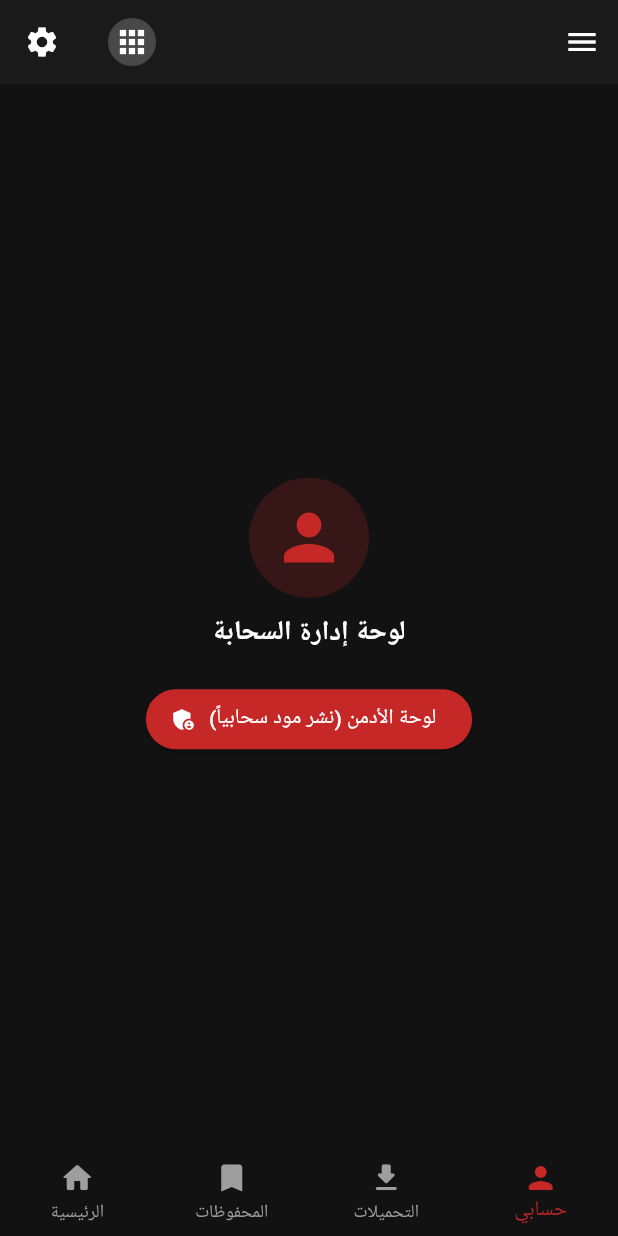
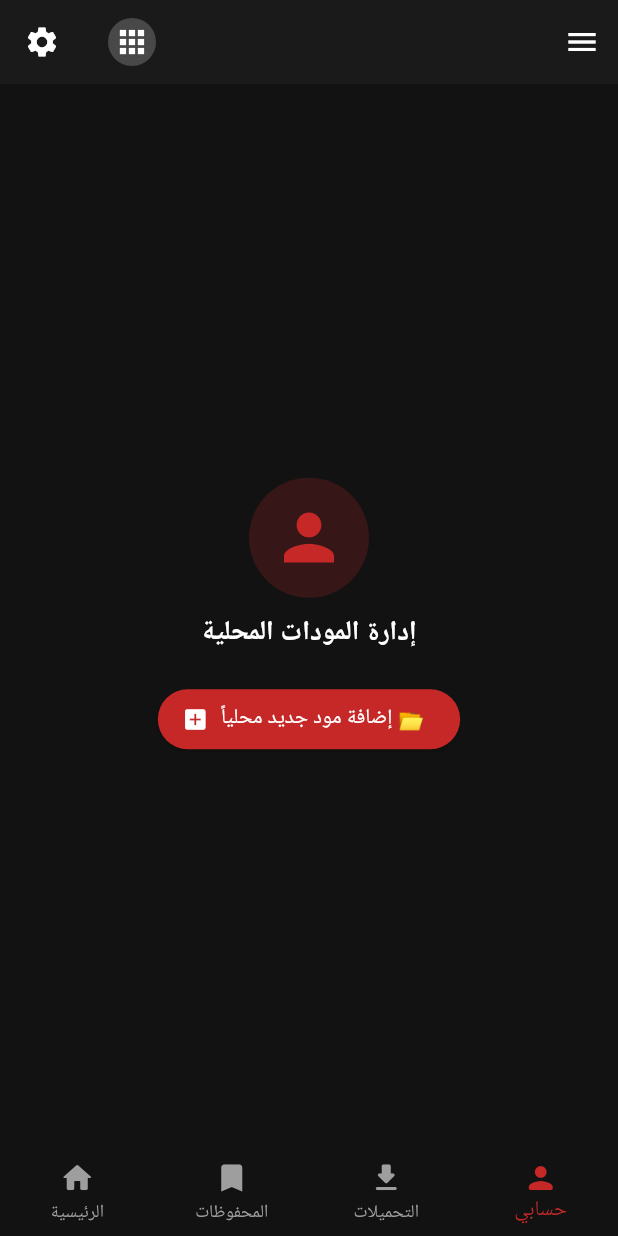
Before and after one commit to twkt7538-arch/KIM-ADDONS52, a Flutter app: the screen it shows after launch, item 4 of the bottom bar chosen, on a phone screen of 412 x 824 dp. Run offline on Flutter 3.47's test engine with Material 3 defaults, Android fonts, the phone set to English and light mode, and no system bars; our stand-ins replace shared_preferences; statements that could not run were skipped.

Commit message:
التحول إلى النظام المحلي الكامل

```diff
--- a/lib/main.dart
+++ b/lib/main.dart
@@ -1,6 +1,6 @@
 import 'package:flutter/material.dart';
-import 'package:firebase_core/firebase_core.dart';
-import 'package:cloud_firestore/cloud_firestore.dart';
+import 'package:shared_preferences/shared_preferences.dart';
+import 'dart:convert';
 
 void main() {
   WidgetsFlutterBinding.ensureInitialized();
@@ -12,6 +12,7 @@ class AddonModel {
   final String title;
   final String category;
   final String description;
+  final String imageUrl;
   final String downloadLink;
 
   AddonModel({
@@ -19,19 +20,27 @@ class AddonModel {
     required this.title,
     required this.category,
     required this.description,
+    required this.imageUrl,
     required this.downloadLink,
   });
 
-  factory AddonModel.fromDoc(DocumentSnapshot doc) {
-    final data = doc.data() as Map<String, dynamic>;
-    return AddonModel(
-      id: doc.id,
-      title: data['title'] ?? '',
-      category: data['category'] ?? 'عام',
-      description: data['description'] ?? '',
-      downloadLink: data['downloadLink'] ?? '',
+  Map<String, dynamic> toJson() => {
+        'id': id,
+        'title': title,
+        'category': category,
+        'description': description,
+        'imageUrl': imageUrl,
+        'downloadLink': downloadLink,
+      };
+
+  factory AddonModel.fromJson(Map<String, dynamic> json) => AddonModel(
+        id: json['id'] ?? '',
+        title: json['title'] ?? '',
+        category: json['category'] ?? 'عام',
+        description: json['description'] ?? '',
+        imageUrl: json['imageUrl'] ?? '',
+        downloadLink: json['downloadLink'] ?? '',
       );
-  }
 }
 
 class KimAddonsApp extends StatefulWidget {
@@ -46,29 +55,6 @@ class _KimAddonsAppState extends State<KimAddonsApp> {
   bool notificationsEnabled = true;
   Color primaryThemeColor = const Color(0xFFC62828);
   String currentLanguage = 'العربية';
-  bool _initialized = false;
-  bool _error = false;
-
-  @override
-  void initState() {
-    super.initState();
-    _initializeFirebase();
-  }
-
-  void _initializeFirebase() async {
-    try {
-      await Firebase.initializeApp();
-      setState(() {
-        _initialized = true;
-      });
-    } catch (e) {
-      debugPrint("Firebase init error: $e");
-      setState(() {
-        _error = true;
-        _initialized = true; // نفتح التطبيق حتى لو حدث خطأ لكي لا تبقى الشاشة رمادية
-      });
-    }
-  }
 
   void toggleTheme() => setState(() => isDarkMode = !isDarkMode);
   void toggleNotifications() => setState(() => notificationsEnabled = !notificationsEnabled);
@@ -89,13 +75,7 @@ class _KimAddonsAppState extends State<KimAddonsApp> {
             : ColorScheme.light(primary: primaryThemeColor),
         fontFamily: 'Roboto',
       ),
-      home: !_initialized
-          ? Scaffold(
-              body: Center(
-                child: CircularProgressIndicator(color: primaryThemeColor),
-              ),
-            )
-          : MainNavigationScreen(
+      home: MainNavigationScreen(
         isDarkMode: isDarkMode,
         notificationsEnabled: notificationsEnabled,
         primaryColor: primaryThemeColor,
@@ -139,37 +119,76 @@ class _MainNavigationScreenState extends State<MainNavigationScreen> {
   int _currentIndex = 0;
   String searchQuery = "";
   final GlobalKey<ScaffoldState> _scaffoldKey = GlobalKey<ScaffoldState>();
+  List<AddonModel> localAddons = [];
 
-  Widget _buildCloudAddonsList() {
-    return StreamBuilder<QuerySnapshot>(
-      stream: FirebaseFirestore.instance.collection('addons').snapshots(),
-      builder: (context, snapshot) {
-        if (snapshot.hasError) {
-          return Center(child: Text('خطأ في جلب البيانات: ${snapshot.error}'));
-        }
-        if (snapshot.connectionState == ConnectionState.waiting) {
-          return const Center(child: CircularProgressIndicator());
+  @override
+  void initState() {
+    super.initState();
+    _loadAddons();
   }
 
-        final docs = snapshot.data?.docs ?? [];
-        List<AddonModel> addons = docs.map((doc) => AddonModel.fromDoc(doc)).toList();
+  Future<void> _loadAddons() async {
+    final prefs = await SharedPreferences.getInstance();
+    final String? addonsString = prefs.getString('local_addons');
+    if (addonsString != null) {
+      final List decoded = jsonDecode(addonsString);
+      setState(() {
+        localAddons = decoded.map((e) => AddonModel.fromJson(e)).toList();
+      });
+    }
+  }
 
-        final filtered = addons.where((e) => e.title.toLowerCase().contains(searchQuery.toLowerCase())).toList();
+  Future<void> _saveAddons() async {
+    final prefs = await SharedPreferences.getInstance();
+    final String encoded = jsonEncode(localAddons.map((e) => e.toJson()).toList());
+    await prefs.setString('local_addons', encoded);
+  }
 
-        if (filtered.isEmpty) {
-          return const Center(
+  void _add这位NewAddon(AddonModel addon) {
+    setState(() {
+      localAddons.add(addon);
+    });
+    _saveAddons();
+  }
+
+  @override
+  Widget build(BuildContext context) {
+    final filteredAddons = localAddons
+        .where((e) => e.title.toLowerCase().contains(searchQuery.toLowerCase()))
+        .toList();
+
+    final List<Widget> pages = [
+      Column(
+        children: [
+          Container(
+            margin: const EdgeInsets.all(12),
+            padding: const EdgeInsets.symmetric(horizontal: 16),
+            decoration: BoxDecoration(
+              color: widget.isDarkMode ? const Color(0xFF1E1E1E) : Colors.white,
+              borderRadius: BorderRadius.circular(18),
+            ),
+            child: TextField(
+              onChanged: (val) => setState(() => searchQuery = val),
+              decoration: InputDecoration(
+                hintText: 'ابحث عن المودات والخرائط المحلية...',
+                prefixIcon: Icon(Icons.search, color: widget.primaryColor),
+                border: InputBorder.none,
+              ),
+            ),
+          ),
+          Expanded(
+            child: filteredAddons.isEmpty
+                ? const Center(
                     child: Text(
-              'لا توجد مودات حالياً.\nأضف موداً جديداً من لوحة الأدمن!',
+                      'لا توجد مودات محلية حالياً.\nأضف موداً جديداً من خيار "حسابي"!',
                       textAlign: TextAlign.center,
                       style: TextStyle(fontSize: 16, color: Colors.grey),
                     ),
-          );
-        }
-
-        return ListView.builder(
-          itemCount: filtered.length,
+                  )
+                : ListView.builder(
+                    itemCount: filteredAddons.length,
                     itemBuilder: (context, index) {
-            final item = filtered[index];
+                      final item = filteredAddons[index];
                       return Container(
                         margin: const EdgeInsets.symmetric(horizontal: 12, vertical: 8),
                         decoration: BoxDecoration(
@@ -179,9 +198,18 @@ class _MainNavigationScreenState extends State<MainNavigationScreen> {
                         ),
                         child: ListTile(
                           contentPadding: const EdgeInsets.all(12),
-                leading: CircleAvatar(
-                  backgroundColor: widget.primaryColor.withOpacity(0.15),
-                  child: Icon(Icons.extension, color: widget.primaryColor),
+                          leading: ClipRRect(
+                            borderRadius: BorderRadius.circular(10),
+                            child: item.imageUrl.isNotEmpty
+                                ? Image.network(
+                                    item.imageUrl,
+                                    width: 50,
+                                    height: 50,
+                                    fit: BoxFit.cover,
+                                    errorBuilder: (context, error, stackTrace) =>
+                                        _defaultImageIcon(),
+                                  )
+                                : _defaultImageIcon(),
                           ),
                           title: Text(item.title, style: const TextStyle(fontWeight: FontWeight.bold)),
                           subtitle: Column(
@@ -203,38 +231,16 @@ class _MainNavigationScreenState extends State<MainNavigationScreen> {
                         ),
                       );
                     },
-        );
-      },
-    );
-  }
-
-  @override
-  Widget build(BuildContext context) {
-    final List<Widget> pages = [
-      Column(
-        children: [
-          Container(
-            margin: const EdgeInsets.all(12),
-            padding: const EdgeInsets.symmetric(horizontal: 16),
-            decoration: BoxDecoration(
-              color: widget.isDarkMode ? const Color(0xFF1E1E1E) : Colors.white,
-              borderRadius: BorderRadius.circular(18),
-            ),
-            child: TextField(
-              onChanged: (val) => setState(() => searchQuery = val),
-              decoration: InputDecoration(
-                hintText: 'ابحث عن المودات والخرائط...',
-                prefixIcon: Icon(Icons.search, color: widget.primaryColor),
-                border: InputBorder.none,
                   ),
           ),
-          ),
-          Expanded(child: _buildCloudAddonsList()),
         ],
       ),
       const Center(child: Text('المحفوظات')),
       const Center(child: Text('التحميلات')),
-      ProfileScreen(primaryColor: widget.primaryColor),
+      ProfileScreen(
+        primaryColor: widget.primaryColor,
+        onAddAddon: _add这位NewAddon,
+      ),
     ];
 
     return Scaffold(
@@ -341,6 +347,15 @@ class _MainNavigationScreenState extends State<MainNavigationScreen> {
     );
   }
 
+  Widget _defaultImageIcon() {
+    return Container(
+      width: 50,
+      height: 50,
+      color: Colors.grey.withOpacity(0.2),
+      child: const Icon(Icons.extension, size: 28),
+    );
+  }
+
   Widget _colorOption(Color color) {
     return GestureDetector(
       onTap: () => widget.changePrimaryColor(color),
@@ -362,8 +377,9 @@ class _MainNavigationScreenState extends State<MainNavigationScreen> {
 
 class ProfileScreen extends StatelessWidget {
   final Color primaryColor;
+  final Function(AddonModel) onAddAddon;
 
-  const ProfileScreen({super.key, required this.primaryColor});
+  const ProfileScreen({super.key, required this.primaryColor, required this.onAddAddon});
 
   @override
   Widget build(BuildContext context) {
@@ -377,7 +393,7 @@ class ProfileScreen extends StatelessWidget {
             child: Icon(Icons.person, size: 50, color: primaryColor),
           ),
           const SizedBox(height: 10),
-          const Text('لوحة إدارة السحابة', style: TextStyle(fontSize: 18, fontWeight: FontWeight.bold)),
+          const Text('إدارة المودات المحلية', style: TextStyle(fontSize: 18, fontWeight: FontWeight.bold)),
           const SizedBox(height: 20),
           ElevatedButton.icon(
             style: ElevatedButton.styleFrom(backgroundColor: primaryColor),
@@ -385,12 +401,15 @@ class ProfileScreen extends StatelessWidget {
               Navigator.push(
                 context,
                 MaterialPageRoute(
-                  builder: (context) => CloudAdminPanel(primaryColor: primaryColor),
+                  builder: (context) => LocalAddonPanel(
+                    primaryColor: primaryColor,
+                    onAdd: onAddAddon,
+                  ),
                 ),
               );
             },
-            icon: const Icon(Icons.admin_panel_settings, color: Colors.white),
-            label: const Text('لوحة الأدمن (نشر مود سحابياً)', style: TextStyle(color: Colors.white)),
+            icon: const Icon(Icons.add_box, color: Colors.white),
+            label: const Text('إضافة مود جديد محلياً 📂', style: TextStyle(color: Colors.white)),
           ),
         ],
       ),
@@ -398,60 +417,52 @@ class ProfileScreen extends StatelessWidget {
   }
 }
 
-class CloudAdminPanel extends StatefulWidget {
+class LocalAddonPanel extends StatefulWidget {
   final Color primaryColor;
+  final Function(AddonModel) onAdd;
 
-  const CloudAdminPanel({super.key, required this.primaryColor});
+  const LocalAddonPanel({super.key, required this.primaryColor, required this.onAdd});
 
   @override
-  State<CloudAdminPanel> createState() => _CloudAdminPanelState();
+  State<LocalAddonPanel> createState() => _LocalAddonPanelState();
 }
 
-class _CloudAdminPanelState extends State<CloudAdminPanel> {
+class _LocalAddonPanelState extends State<LocalAddonPanel> {
   final _titleController = TextEditingController();
   final _categoryController = TextEditingController();
   final _descController = TextEditingController();
+  final _imageController = TextEditingController();
   final _linkController = TextEditingController();
-  bool isLoading = false;
 
-  void _uploadToCloud() async {
+  void _saveLocalAddon() {
     if (_titleController.text.isEmpty) {
       ScaffoldMessenger.of(context).showSnackBar(
-        const SnackBar(content: Text('يرجى إدخال اسم المود')),
+        const SnackBar(content: Text('يرجى إدخال اسم المود على الأقل')),
       );
       return;
     }
 
-    setState(() => isLoading = true);
+    final newAddon = AddonModel(
+      id: DateTime.now().millisecondsSinceEpoch.toString(),
+      title: _titleController.text,
+      category: _categoryController.text.isNotEmpty ? _categoryController.text : 'عام',
+      description: _descController.text.isNotEmpty ? _descController.text : 'بدون وصف',
+      imageUrl: _imageController.text,
+      downloadLink: _linkController.text.isNotEmpty ? _linkController.text : 'https://example.com',
+    );
 
-    try {
-      await FirebaseFirestore.instance.collection('addons').add({
-        'title': _titleController.text,
-        'category': _categoryController.text.isNotEmpty ? _categoryController.text : 'عام',
-        'description': _descController.text.isNotEmpty ? _descController.text : 'بدون وصف',
-        'downloadLink': _linkController.text.isNotEmpty ? _linkController.text : 'https://example.com',
-        'createdAt': FieldValue.serverTimestamp(),
-      });
-
-      if (!mounted) return;
+    widget.onAdd(newAddon);
     ScaffoldMessenger.of(context).showSnackBar(
-        const SnackBar(content: Text('تم نشر المود سحابياً بنجاح! 🚀')),
+      const SnackBar(content: Text('تم حفظ المود محلياً بنجاح! 🚀')),
     );
     Navigator.pop(context);
-    } catch (e) {
-      if (!mounted) return;
-      ScaffoldMessenger.of(context).showSnackBar(
-        SnackBar(content: Text('خطأ أثناء النشر: $e')),
-      );
-      setState(() => isLoading = false);
-    }
   }
 
   @override
   Widget build(BuildContext context) {
     return Scaffold(
       appBar: AppBar(
-        title: const Text('لوحة الأدمن السحابية'),
+        title: const Text('إضافة مود محلي جديد'),
         backgroundColor: widget.primaryColor,
       ),
       body: Padding(
@@ -475,19 +486,22 @@ class _CloudAdminPanelState extends State<CloudAdminPanel> {
             ),
             const SizedBox(height: 12),
             TextField(
+              controller: _imageController,
+              decoration: const InputDecoration(labelText: 'رابط الصورة المصغرة (Image URL)'),
+            ),
+            const SizedBox(height: 12),
+            TextField(
               controller: _linkController,
               decoration: const InputDecoration(labelText: 'رابط التحميل المباشر (.mcaddon)'),
             ),
             const SizedBox(height: 30),
-            isLoading
-                ? const Center(child: CircularProgressIndicator())
-                : ElevatedButton(
+            ElevatedButton(
               style: ElevatedButton.styleFrom(
                 backgroundColor: widget.primaryColor,
                 padding: const EdgeInsets.symmetric(vertical: 14),
               ),
-                    onPressed: _uploadToCloud,
-                    child: const Text('نشر المود سحابياً ☁️🚀', style: TextStyle(color: Colors.white, fontSize: 16)),
+              onPressed: _saveLocalAddon,
+              child: const Text('حفظ ونشر محلياً 💾', style: TextStyle(color: Colors.white, fontSize: 16)),
             ),
           ],
         ),
```
Lines whose indentation alone changed are shown as unchanged.
